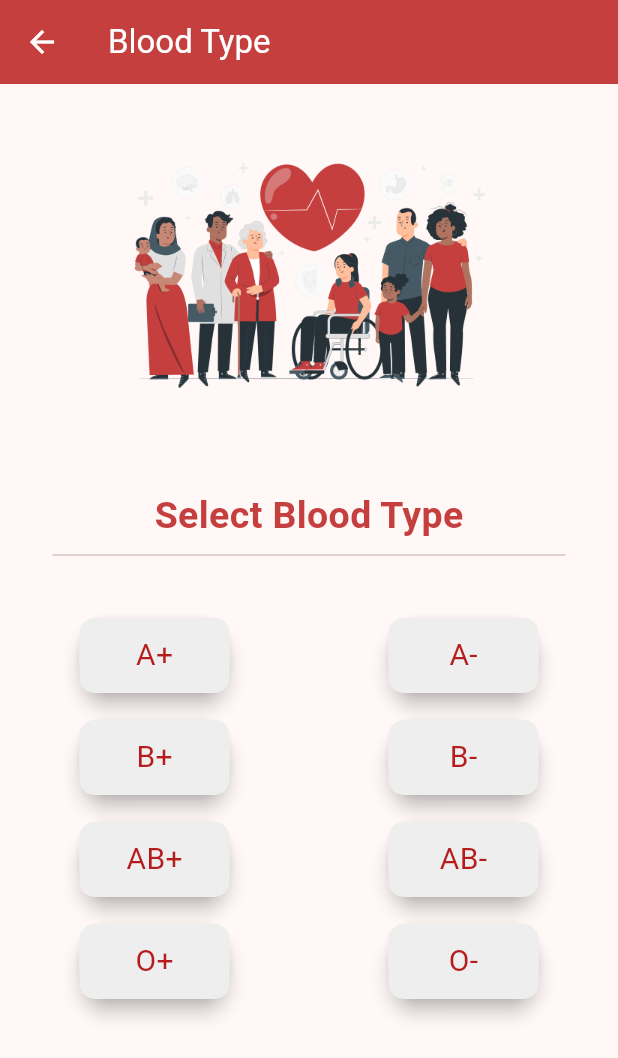
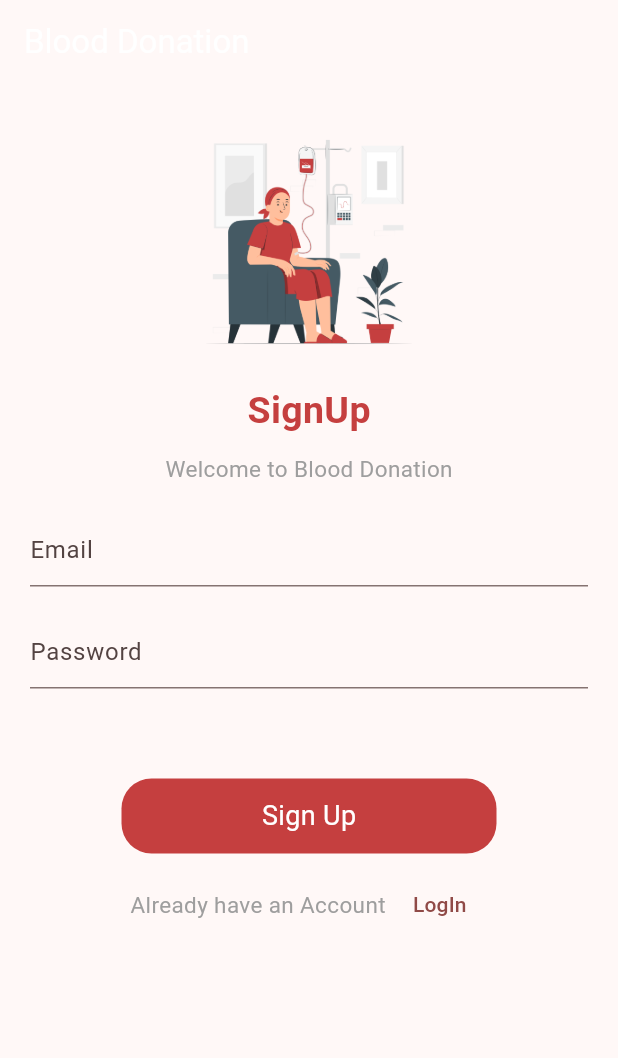
Before and after one commit to AroojAslam/blood_donation_app, a Flutter app: the screen it shows after launch, on a phone screen of 412 x 824 dp. Shown: the top 1058 px of the screen. Run offline on Flutter 3.47's test engine with Material 2 defaults, Android fonts, the phone set to English and light mode, and no system bars.

Commit message:
complete ui design

```diff
--- a/lib/UI/Auth/signup_page.dart
+++ b/lib/UI/Auth/signup_page.dart
@@ -0,0 +1,105 @@
+import 'package:blood_donation_app/UI/Auth/login_page.dart';
+import 'package:blood_donation_app/UI/Pages/chose_type.dart';
+import 'package:flutter/material.dart';
+
+import '../constants.dart';
+
+class SignUp extends StatefulWidget {
+  const SignUp({super.key});
+
+  @override
+  State<SignUp> createState() => _SignUpState();
+}
+
+class _SignUpState extends State<SignUp> {
+  final emailController =TextEditingController();
+  final passwordController =TextEditingController();
+  GlobalKey<FormState> formKey =GlobalKey<FormState>();
+  @override
+  Widget build(BuildContext context) {
+    return Scaffold(
+      appBar: AppBar(
+        automaticallyImplyLeading: false,
+        title: Text('Blood Donation',style: TextStyle(color: Colors.white),),
+      ),
+      body: SafeArea(
+        child: SingleChildScrollView(
+          child: Expanded(
+            child: Center(
+              child: Column(
+                mainAxisAlignment: MainAxisAlignment.center,
+                children: [
+                  SizedBox(height: 30,),
+                  Image(
+                      height: 150,
+                      width: 150,
+                      image: AssetImage('assets/images/need_blood.png')),
+                  SizedBox(height: 20,),
+                  Text('SignUp',style: TextStyle(fontSize: 25,fontWeight: FontWeight.bold,color: darkRed()),),
+                  SizedBox(height: 10,),
+                  Text('Welcome to Blood Donation',style: TextStyle(color: Colors.grey,fontSize: 15,fontWeight: FontWeight.w400),),
+                  SizedBox(height: 20,),
+                  Form(
+                    key: formKey,
+                      child: Column(
+                    children: [
+                      Padding(padding: EdgeInsets.symmetric(horizontal: 20),
+                        child: TextFormField(
+                          controller: emailController,
+                          decoration:InputDecoration(
+                              hintText: 'Email'
+                          ) ,
+                          validator: (value) {
+                            if(value!.isEmpty){
+                              return 'Enter Email';
+                            }
+                          },
+                        ),
+                      ),
+                      SizedBox(height: 20,),
+                      Padding(padding: EdgeInsets.symmetric(horizontal: 20),
+                        child: TextFormField(
+                          controller: passwordController,
+                          decoration:InputDecoration(
+                              hintText: 'Password'
+                          ) ,
+                          validator: (value) {
+                           if(value!.isEmpty){
+                             return 'Enter Password';
+                           }
+                          },
+                        ),
+                      ),
+                      SizedBox(height: 40,),
+
+                    ],
+                  )),
+                  SizedBox(height: 20,),
+                  MyButton(
+                    'Sign Up',
+                        () {
+                      if(formKey.currentState!.validate()){
+                        Navigator.push(context, MaterialPageRoute(builder: (context) => LogIn(),));
+                      }
+
+                    },
+                  ),
+                  SizedBox(height: 10,),
+                  Row(
+                    mainAxisAlignment: MainAxisAlignment.center,
+                    children: [
+                      Text('Already have an Account ',style: TextStyle(color: Colors.grey,fontSize: 15,fontWeight: FontWeight.w400),),
+                      TextButton(onPressed: (){
+                        Navigator.push(context, MaterialPageRoute(builder: (context) => LogIn(),));
+                      }, child: Text('LogIn'))
+                    ],
+                  )
+                ],
+              ),
+            ),
+          ),
+        ) ,
+      ),
+    );
+  }
+}
--- a/lib/UI/constants.dart
+++ b/lib/UI/constants.dart
@@ -82,3 +82,17 @@ Widget bloodGroupCard( String text, VoidCallback ontap ) {
     ),
   );
 }
+
+Widget MyButton(String text, VoidCallback ontap){
+  return  GestureDetector(
+    onTap:ontap ,
+    child: Container(
+      height: 50,
+      width: 250,
+      decoration: BoxDecoration(color: darkRed(),
+        borderRadius: BorderRadius.circular(20),
+      ),
+      child: Center(child: Text(text,style: TextStyle(color: Colors.white,fontSize: 18),)),
+    ),
+  );
+}
--- a/lib/UI/splash_screen.dart
+++ b/lib/UI/splash_screen.dart
@@ -1,6 +1,7 @@
 
 import 'dart:async';
 
+import 'package:blood_donation_app/UI/Auth/login_page.dart';
 import 'package:flutter/material.dart';
 
 import 'Pages/chose_type.dart';
@@ -20,7 +21,7 @@ class _SplashScreenState extends State<SplashScreen> {
     // TODO: implement initState
     super.initState();
     Timer(Duration(seconds: 3),() {
-      Navigator.push(context, MaterialPageRoute(builder: (context) => ChoosePage(),));
+      Navigator.push(context, MaterialPageRoute(builder: (context) => LogIn(),));
     },);
   }
   @override
--- a/lib/main.dart
+++ b/lib/main.dart
@@ -1,8 +1,6 @@
 import 'package:flutter/material.dart';
 
-import 'UI/Pages/blood_type.dart';
-import 'UI/Pages/chose_type.dart';
-import 'UI/Pages/donate_blood_form.dart';
+import 'UI/Auth/signup_page.dart';
 import 'UI/constants.dart';
 import 'UI/splash_screen.dart';
 
@@ -23,7 +21,7 @@ class MyApp extends StatelessWidget {
         colorScheme: ColorScheme.fromSeed(seedColor: darkRed()),
         useMaterial3: true,
       ),
-      home: BloodTyps(),
+      home: SignUp(),
     );
   }
 }
```
Also changed, not shown: lib/UI/Auth/login_page.dart (+105 -0 lines), lib/UI/Pages/chose_type.dart (+10 -1 lines), lib/UI/Pages/donate_blood_form.dart (+5 -7 lines), lib/UI/Auth/start_page.dart (deleted).
